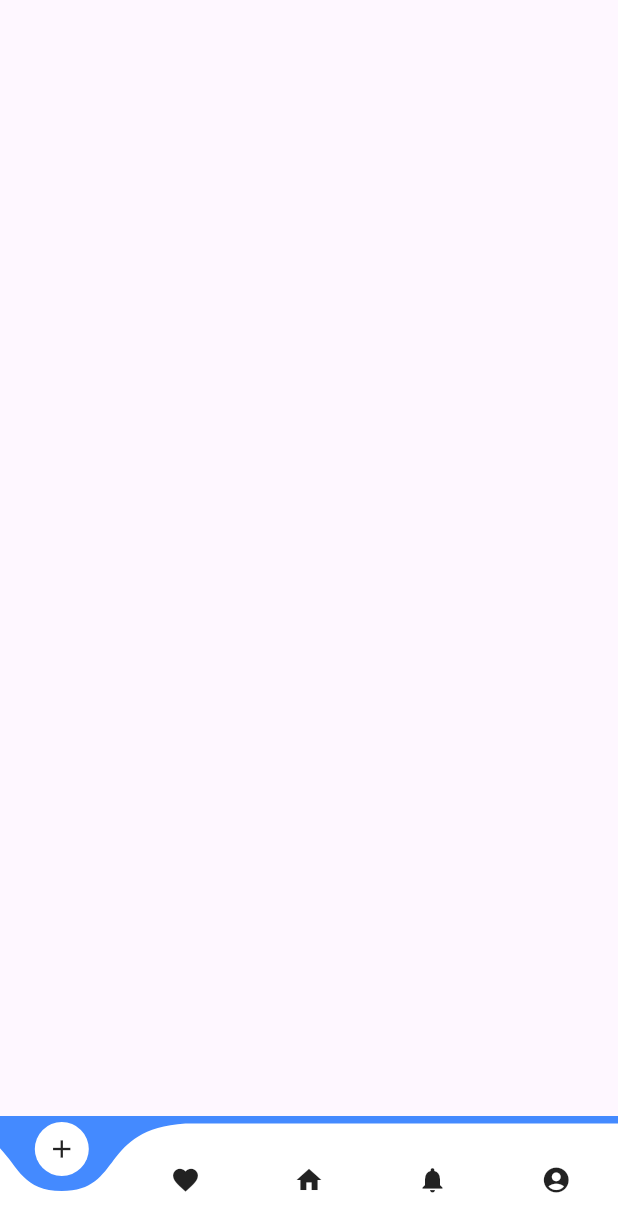
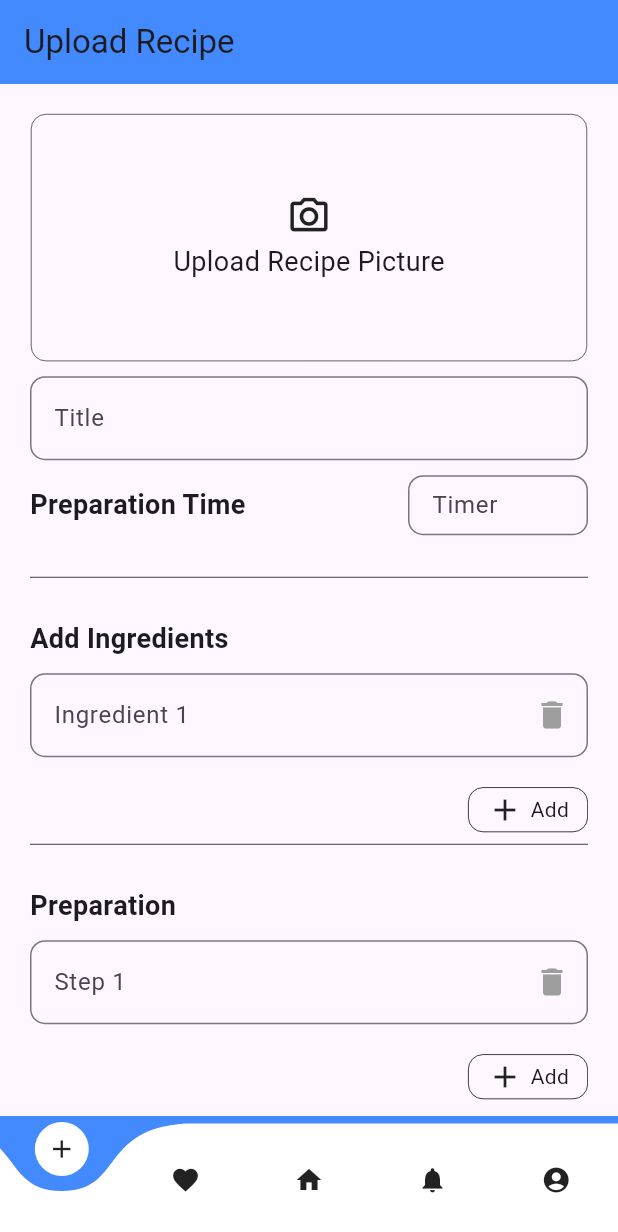
Before and after one commit to ahammamlho/recipe-app, a Flutter app: the screen it shows after launch, on a phone screen of 412 x 824 dp. Shown: the top 1232 px of the screen. Run offline on Flutter 3.47's test engine with Material 3 defaults, Android fonts, the phone set to English and light mode, and no system bars; drawn by our look-alikes of curved_navigation_bar; our stand-ins replace cached_network_image, flutter_animate, flutter_rating_stars, get, timelines.

Commit message:
add upload recipe screen

```diff
--- a/lib/screens/add_recipce.dart
+++ /dev/null
@@ -1,17 +0,0 @@
-import 'package:flutter/material.dart';
-
-class AddRecipce extends StatefulWidget {
-  const AddRecipce({super.key});
-
-  @override
-  State<AddRecipce> createState() => _AddRecipceState();
-}
-
-class _AddRecipceState extends State<AddRecipce> {
-  @override
-  Widget build(BuildContext context) {
-    return Scaffold(
-      body: Container(),
-    );
-  }
-}
--- /dev/null
+++ b/lib/screens/add_recipe.dart
@@ -0,0 +1,257 @@
+import 'package:flutter/material.dart';
+
+class AddRecipe extends StatefulWidget {
+  const AddRecipe({super.key});
+
+  @override
+  State<AddRecipe> createState() => _AddRecipeState();
+}
+
+class _AddRecipeState extends State<AddRecipe> {
+  final List<String> ingredients = [""];
+  final List<String> preparations = [""];
+
+  @override
+  Widget build(BuildContext context) {
+    double width = MediaQuery.of(context).size.width;
+
+    return Scaffold(
+      appBar: AppBar(
+        title: const Text("Upload Recipe"),
+        backgroundColor: Colors.blueAccent,
+      ),
+      body: Container(
+        margin: const EdgeInsets.symmetric(horizontal: 20),
+        child: SingleChildScrollView(
+          child: Column(
+            crossAxisAlignment: CrossAxisAlignment.center,
+            children: [
+              _buildUploadPictureSection(width),
+              const SizedBox(height: 10),
+              _buildTitleField(),
+              const SizedBox(height: 10),
+              _buildPreparationTime(),
+              const SizedBox(height: 20),
+              const Divider(color: Colors.black, thickness: 0.5),
+              const SizedBox(height: 20),
+              _buildSectionTitle("Add Ingredients"),
+              _buildDynamicList(
+                ingredients,
+                "Ingredient",
+                "ex: 1 Cup water",
+                width,
+                (index) => ingredients.removeAt(index),
+                () => ingredients.add(""),
+              ),
+              const Divider(color: Colors.black, thickness: 0.5),
+              const SizedBox(height: 20),
+              _buildSectionTitle("Preparation"),
+              _buildDynamicList(
+                preparations,
+                "Step",
+                "ex: In a large bowl ...",
+                width,
+                (index) => preparations.removeAt(index),
+                () => preparations.add(""),
+              ),
+              const SizedBox(height: 20),
+              _buildActionButtons(width),
+              const SizedBox(height: 20),
+            ],
+          ),
+        ),
+      ),
+    );
+  }
+
+  Widget _buildUploadPictureSection(double width) {
+    return Container(
+      margin: const EdgeInsets.only(top: 20),
+      height: width * 0.4,
+      width: width * 0.9,
+      decoration: BoxDecoration(
+        border: Border.all(width: 0.4),
+        borderRadius: const BorderRadius.all(Radius.circular(10)),
+      ),
+      child: const Column(
+        mainAxisAlignment: MainAxisAlignment.center,
+        children: [
+          Icon(Icons.camera_alt_outlined, size: 30),
+          SizedBox(height: 2),
+          Text("Upload Recipe Picture", style: TextStyle(fontSize: 18)),
+        ],
+      ),
+    );
+  }
+
+  Widget _buildTitleField() {
+    return TextField(
+      decoration: InputDecoration(
+        labelText: "Title",
+        hintText: "Choose Title of your recipe",
+        border: OutlineInputBorder(
+          borderRadius: BorderRadius.circular(10),
+          borderSide: const BorderSide(width: 1),
+        ),
+        focusedBorder: OutlineInputBorder(
+          borderRadius: BorderRadius.circular(10),
+          borderSide: const BorderSide(color: Colors.grey, width: 1),
+        ),
+      ),
+    );
+  }
+
+  Widget _buildPreparationTime() {
+    return Row(
+      mainAxisAlignment: MainAxisAlignment.spaceBetween,
+      children: [
+        const Text(
+          'Preparation Time',
+          style: TextStyle(fontSize: 18, fontWeight: FontWeight.bold),
+        ),
+        SizedBox(
+          width: 120,
+          height: 40,
+          child: TextField(
+            keyboardType: TextInputType.number, // Ensures only numeric input
+            decoration: InputDecoration(
+              labelText: "Timer",
+              hintText: "in minutes",
+              border: OutlineInputBorder(
+                borderRadius: BorderRadius.circular(10),
+                borderSide: const BorderSide(width: 1),
+              ),
+              focusedBorder: OutlineInputBorder(
+                borderRadius: BorderRadius.circular(10),
+                borderSide: const BorderSide(color: Colors.grey, width: 1),
+              ),
+            ),
+          ),
+        ),
+      ],
+    );
+  }
+
+  Widget _buildSectionTitle(String title) {
+    return Row(
+      children: [
+        Text(title,
+            style: const TextStyle(fontSize: 18, fontWeight: FontWeight.bold)),
+      ],
+    );
+  }
+
+  Widget _buildDynamicList(
+    List<String> items,
+    String labelPrefix,
+    String hintText,
+    double width,
+    Function(int index) onDelete,
+    Function onAdd,
+  ) {
+    return Column(
+      children: [
+        Column(
+          children: items.asMap().entries.map((entry) {
+            int index = entry.key;
+            String value = entry.value;
+
+            return Container(
+              margin: const EdgeInsets.only(top: 10),
+              child: TextField(
+                controller: TextEditingController(text: value),
+                onChanged: (newValue) {
+                  items[index] = newValue;
+                },
+                maxLines: labelPrefix == "Step" ? null : 1,
+                decoration: InputDecoration(
+                  labelText: "$labelPrefix ${index + 1}",
+                  hintText: hintText,
+                  border: OutlineInputBorder(
+                    borderRadius: BorderRadius.circular(10),
+                    borderSide: const BorderSide(width: 1),
+                  ),
+                  focusedBorder: OutlineInputBorder(
+                    borderRadius: BorderRadius.circular(10),
+                    borderSide: const BorderSide(color: Colors.grey, width: 1),
+                  ),
+                  suffixIcon: IconButton(
+                    icon: Icon(
+                      Icons.delete,
+                      color: items.length == 1 ? Colors.grey : Colors.red,
+                    ),
+                    onPressed: items.length == 1
+                        ? null
+                        : () {
+                            setState(() {
+                              onDelete(index);
+                            });
+                          },
+                  ),
+                ),
+              ),
+            );
+          }).toList(),
+        ),
+        Row(
+          mainAxisAlignment: MainAxisAlignment.end,
+          children: [
+            GestureDetector(
+              onTap: () {
+                setState(() {
+                  onAdd();
+                });
+              },
+              child: Container(
+                margin: const EdgeInsets.only(top: 20),
+                height: 30,
+                width: 80,
+                decoration: BoxDecoration(
+                  border: Border.all(width: 0.5),
+                  borderRadius: const BorderRadius.all(Radius.circular(10)),
+                ),
+                child: const Row(
+                  mainAxisAlignment: MainAxisAlignment.center,
+                  children: [
+                    Icon(Icons.add),
+                    SizedBox(width: 5),
+                    Text("Add"),
+                  ],
+                ),
+              ),
+            ),
+          ],
+        ),
+      ],
+    );
+  }
+
+  Widget _buildActionButtons(double width) {
+    return Row(
+      mainAxisAlignment: MainAxisAlignment.spaceAround,
+      children: [
+        _buildActionButton("Publish", Colors.green, width * 0.3),
+        _buildActionButton("Save as draft", Colors.orange, width * 0.3),
+      ],
+    );
+  }
+
+  Widget _buildActionButton(String text, Color color, double width) {
+    return Container(
+      margin: const EdgeInsets.only(top: 20),
+      height: 40,
+      width: width,
+      decoration: BoxDecoration(
+        color: color,
+        borderRadius: const BorderRadius.all(Radius.circular(10)),
+      ),
+      child: Center(
+        child: Text(
+          text,
+          style: const TextStyle(
+              fontSize: 16, color: Colors.white, fontWeight: FontWeight.bold),
+        ),
+      ),
+    );
+  }
+}
--- a/lib/screens/start_page.dart
+++ b/lib/screens/start_page.dart
@@ -1,6 +1,6 @@
 import 'package:curved_navigation_bar/curved_navigation_bar.dart';
 import 'package:flutter/material.dart';
-import 'package:recipe/screens/add_recipce.dart';
+import 'package:recipe/screens/add_recipe.dart';
 import 'package:recipe/screens/page_home.dart';
 
 class StartPage extends StatefulWidget {
@@ -12,7 +12,7 @@ class _StartPageState extends State<StartPage> {
   int _currentIndex = 0;
 
   final List<Widget> _pages = [
-    const AddRecipce(),
+    const AddRecipe(),
     const Center(child: Text("favorite Page", style: TextStyle(fontSize: 24))),
     const PageHome(),
     const Center(
--- a/lib/state/controller.dart
+++ b/lib/state/controller.dart
@@ -1,5 +1,5 @@
 import 'package:get/get.dart';
-import 'package:recipe/screens/add_recipce.dart';
+import 'package:recipe/screens/add_recipe.dart';
 import 'package:recipe/screens/page_home.dart';
 
 class MyController extends GetxController {
@@ -8,7 +8,7 @@ class MyController extends GetxController {
   void changeIndex(int i) {
     index = i;
     if (index == 0) {
-      Get.off(const AddRecipce());
+      Get.off(const AddRecipe());
     }
     if (index == 2) {
       Get.off(const PageHome());
```
